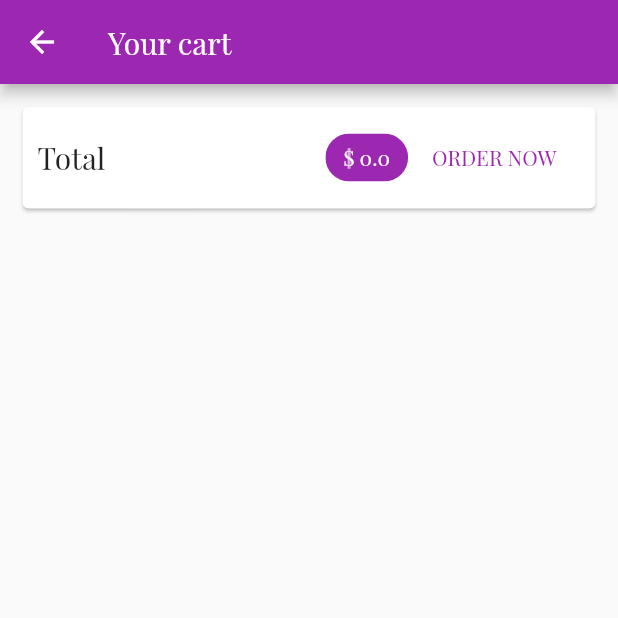
After one commit to kyawt98/ShopApp, a Flutter app: the CartScreen screen opened by its route, on a phone screen of 412 x 824 dp, the top half of it. The commit adds this screen. Run offline on Flutter 3.47's test engine with Material 2 defaults, Android fonts, the phone set to English and light mode, and no system bars; network calls fail.

Commit message:
cart process

```diff
--- a/lib/main.dart
+++ b/lib/main.dart
@@ -1,3 +1,4 @@
+import './screens/cart_screen.dart';
 import './provider/cart.dart';
 import './screens/product_detail_screen.dart';
 import './screens/product_overview_screen.dart';
@@ -26,7 +27,10 @@ class MyApp extends StatelessWidget {
             accentColor: Colors.deepOrangeAccent,
             fontFamily: 'PlayFair'),
         home: MyHomePage(),
-        routes: {ProductDetailScreen.routeName: (ctx) => ProductDetailScreen()},
+        routes: {
+          ProductDetailScreen.routeName: (ctx) => ProductDetailScreen(),
+          CartScreen.routeName: (ctx) => CartScreen()
+        },
       ),
     );
   }
--- a/lib/provider/cart.dart
+++ b/lib/provider/cart.dart
@@ -14,14 +14,22 @@ class CartItem {
 }
 
 class Cart with ChangeNotifier {
-  Map<String, CartItem> _items;
+  Map<String, CartItem> _items = {};
 
   Map<String, CartItem> get items {
     return {..._items};
   }
 
-  int get itemCount{
-    return _items == null ? 0 : _items.length;
+  int get itemCount {
+    return _items.length;
+  }
+
+  double get totalAmount {
+    var total = 0.0;
+    _items.forEach((key, cartItem) {
+      total += cartItem.price * cartItem.quantity;
+    });
+    return total;
   }
 
   void addItem(String productId, double price, String title) {
@@ -44,5 +52,11 @@ class Cart with ChangeNotifier {
               price: price,
               quantity: 1));
     }
+    notifyListeners();
+  }
+
+  void removeItem(String productId) {
+    _items.remove(productId);
+    notifyListeners();
   }
 }
--- /dev/null
+++ b/lib/screens/cart_screen.dart
@@ -0,0 +1,70 @@
+import '../provider/cart.dart' show Cart;
+import 'package:flutter/material.dart';
+import 'package:provider/provider.dart';
+import '../widgets/cart_item.dart';
+
+class CartScreen extends StatelessWidget {
+  static const routeName = '/cart';
+
+  @override
+  Widget build(BuildContext context) {
+    final cart = Provider.of<Cart>(context);
+    return Scaffold(
+      appBar: AppBar(
+        title: Text('Your cart'),
+      ),
+      body: Column(
+        children: <Widget>[
+          Card(
+            margin: EdgeInsets.all(15),
+            child: Padding(
+              padding: EdgeInsets.all(10.0),
+              child: Row(
+                mainAxisAlignment: MainAxisAlignment.spaceBetween,
+                children: <Widget>[
+                  Text(
+                    'Total',
+                    style: TextStyle(
+                      fontSize: 20,
+                    ),
+                  ),
+                  Spacer(),
+                  Chip(
+                    label: Text(
+                      '\$ ${cart.totalAmount}',
+                      style: TextStyle(
+                          color:
+                              Theme.of(context).primaryTextTheme.title.color),
+                    ),
+                    backgroundColor: Theme.of(context).primaryColor,
+                  ),
+                  FlatButton(
+                    child: Text(
+                      'ORDER NOW',
+                    ),
+                    onPressed: () {},
+                    textColor: Theme.of(context).primaryColor,
+                  )
+                ],
+              ),
+            ),
+          ),
+          SizedBox(
+            height: 10,
+          ),
+          Expanded(
+            child: ListView.builder(
+                itemBuilder: (context, index) => CartItem(
+                      id: cart.items.values.toList()[index].id,
+                      productId: cart.items.keys.toList()[index],
+                      title: cart.items.values.toList()[index].title,
+                      price: cart.items.values.toList()[index].price,
+                      qty: cart.items.values.toList()[index].quantity,
+                    ),
+                itemCount: cart.items.length),
+          )
+        ],
+      ),
+    );
+  }
+}
```
Also changed, not shown: lib/screens/product_overview_screen.dart (+5 -3 lines), lib/widgets/cart_item.dart (added, +55 -0 lines).
